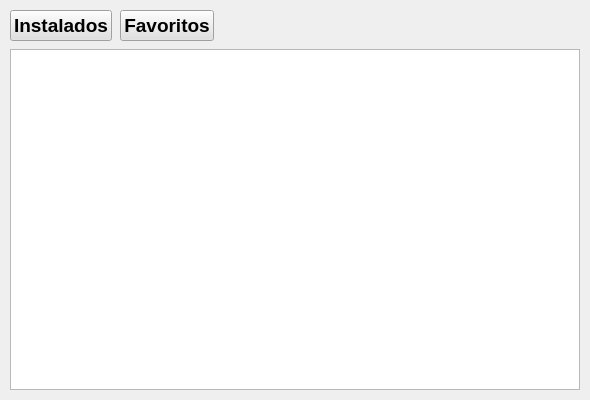
Old version of the form application-desktop/installedapplicationswidget.ui in the repository Saul-Ortega/AeApplicationManager.
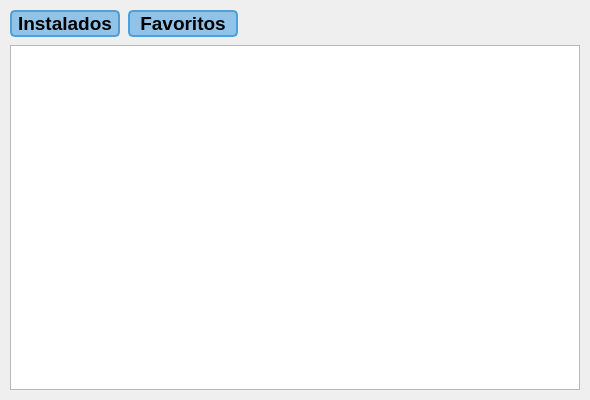
New version of the form.

The edit to the form file:
```diff
--- a/application-desktop/installedapplicationswidget.ui
+++ b/application-desktop/installedapplicationswidget.ui
@@ -39,6 +39,12 @@
     <layout class="QHBoxLayout" name="frame">
      <item>
       <widget class="QPushButton" name="installedBtn">
+       <property name="minimumSize">
+        <size>
+         <width>110</width>
+         <height>0</height>
+        </size>
+       </property>
        <property name="font">
         <font>
          <pointsize>14</pointsize>
@@ -49,7 +55,16 @@
         <cursorShape>PointingHandCursor</cursorShape>
        </property>
        <property name="styleSheet">
-        <string notr="true">background-color: #E0E0E0; font-weight: bold;</string>
+        <string notr="true">QPushButton {
+	background-color: #91c3e8;
+	border: 2px solid #4fa0d8;
+	border-radius: 5px;
+	font-weight: bold;
+}
+
+QPushButton:hover {
+	background-color: #4fa0d8;
+}</string>
        </property>
        <property name="text">
         <string>Instalados</string>
@@ -58,6 +73,12 @@
      </item>
      <item>
       <widget class="QPushButton" name="favoriteBtn">
+       <property name="minimumSize">
+        <size>
+         <width>110</width>
+         <height>0</height>
+        </size>
+       </property>
        <property name="font">
         <font>
          <pointsize>14</pointsize>
@@ -68,7 +89,16 @@
         <cursorShape>PointingHandCursor</cursorShape>
        </property>
        <property name="styleSheet">
-        <string notr="true">background-color: #E0E0E0; font-weight: bold;</string>
+        <string notr="true">QPushButton {
+	background-color: #91c3e8;
+	border: 2px solid #4fa0d8;
+	border-radius: 5px;
+	font-weight: bold;
+}
+
+QPushButton:hover {
+	background-color: #4fa0d8;
+}</string>
        </property>
        <property name="text">
         <string>Favoritos</string>
```
